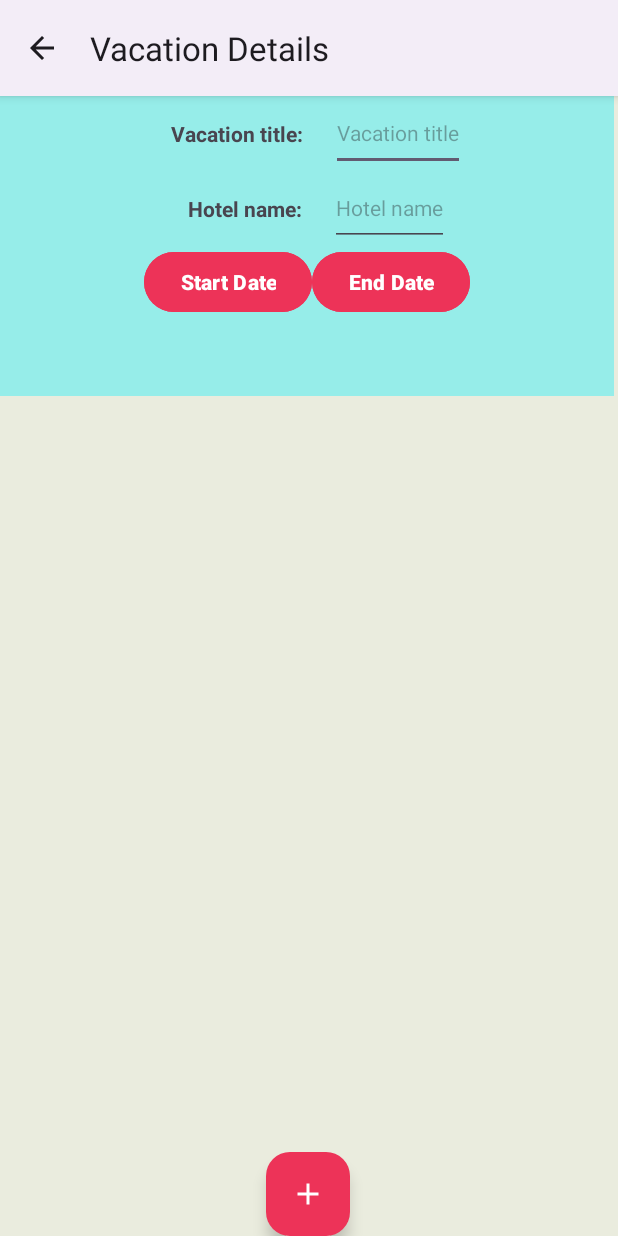
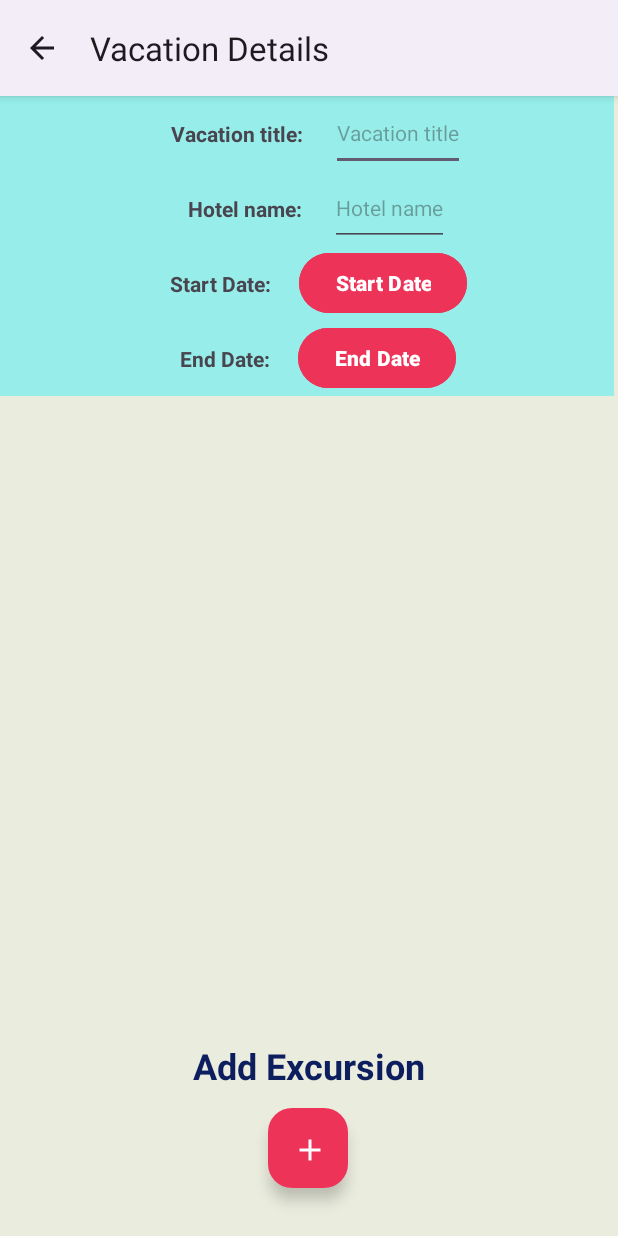
Before and after one commit to deannamh/VacationPlanner, an Android app: the VacationDetails screen opened directly, with no data from a screen before it, on a phone screen of 412 x 824 dp. Run offline under Robolectric (Android 15) with nearby library versions, the phone set to English and light mode, and no system bars.

Commit message:
Add TextViews to activity_vacation_details.xml to act as label for start date and end date buttons

```diff
--- a/app/src/main/res/layout/activity_vacation_details.xml
+++ b/app/src/main/res/layout/activity_vacation_details.xml
@@ -73,6 +73,14 @@
                 android:gravity="center"
                 android:orientation="horizontal">
 
+                <TextView
+                    android:id="@+id/textView9"
+                    android:layout_width="wrap_content"
+                    android:layout_height="50dp"
+                    android:padding="15dp"
+                    android:text="Start Date: "
+                    android:textStyle="bold" />
+
                 <Button
                     android:id="@+id/startDateButton"
                     android:layout_width="wrap_content"
@@ -84,6 +92,21 @@
                     android:textStyle="normal|bold"
                     android:typeface="normal">
                 </Button>
+            </LinearLayout>
+
+            <LinearLayout
+                android:layout_width="match_parent"
+                android:layout_height="wrap_content"
+                android:gravity="center"
+                android:orientation="horizontal">
+
+                <TextView
+                    android:id="@+id/textView10"
+                    android:layout_width="wrap_content"
+                    android:layout_height="50dp"
+                    android:padding="15dp"
+                    android:text="End Date: "
+                    android:textStyle="bold" />
 
                 <Button
                     android:id="@+id/endDateButton"
@@ -101,26 +124,44 @@
         </LinearLayout>
     </ScrollView>
 
+    <TextView
+        android:id="@+id/textView11"
+        android:layout_width="wrap_content"
+        android:layout_height="wrap_content"
+        android:layout_marginBottom="12dp"
+        android:text="Add Excursion"
+        android:textColor="#0D1E5F"
+        android:textSize="24sp"
+        android:textStyle="bold"
+        app:layout_constraintBottom_toTopOf="@+id/floatingActionButton2"
+        app:layout_constraintEnd_toEndOf="parent"
+        app:layout_constraintStart_toStartOf="parent"
+        app:layout_constraintTop_toBottomOf="@+id/excursionrecyclerview"
+        app:layout_constraintVertical_bias="1.0" />
+
     <com.google.android.material.floatingactionbutton.FloatingActionButton
         android:id="@+id/floatingActionButton2"
-        android:layout_width="wrap_content"
-        android:layout_height="wrap_content"
+        android:layout_width="53dp"
+        android:layout_height="56dp"
+        android:layout_marginBottom="32dp"
         android:clickable="true"
         android:contentDescription="floating action button"
         app:backgroundTint="#ED3358"
-        app:tint="#FFFFFF"
         app:layout_constraintBottom_toBottomOf="parent"
         app:layout_constraintEnd_toEndOf="parent"
         app:layout_constraintHorizontal_bias="0.498"
         app:layout_constraintStart_toStartOf="parent"
-        app:srcCompat="@drawable/baseline_add_24" />
+        app:srcCompat="@drawable/baseline_add_24"
+        app:tint="#FFFFFF" />
 
     <androidx.recyclerview.widget.RecyclerView
         android:id="@+id/excursionrecyclerview"
-        android:layout_width="409dp"
-        android:layout_height="473dp"
+        android:layout_width="match_parent"
+        android:layout_height="339dp"
         app:layout_constraintBottom_toTopOf="@id/floatingActionButton2"
-        app:layout_constraintLeft_toLeftOf="parent"
+        app:layout_constraintEnd_toEndOf="parent"
+        app:layout_constraintHorizontal_bias="0.5"
+        app:layout_constraintStart_toStartOf="parent"
         app:layout_constraintTop_toBottomOf="@id/scrollView"
         app:layout_constraintVertical_bias="0.0" />
 
```
